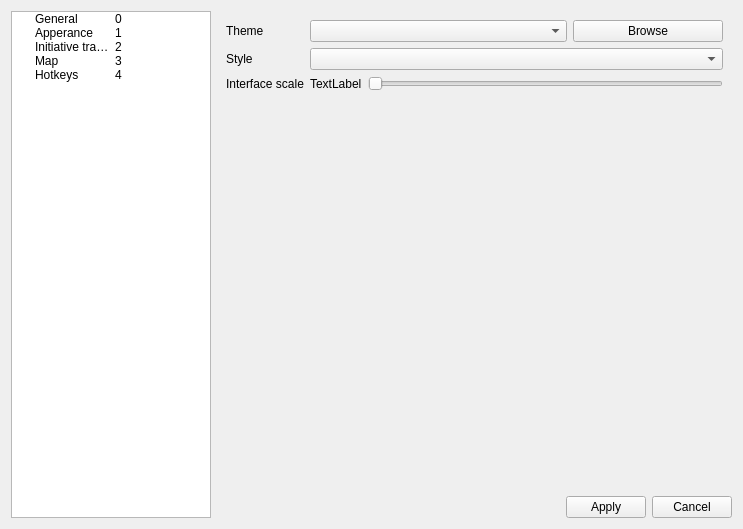
The window that settingsdialog.ui (Technohamster-py/dm-assist) describes before a commit, drawn with Qt 5.
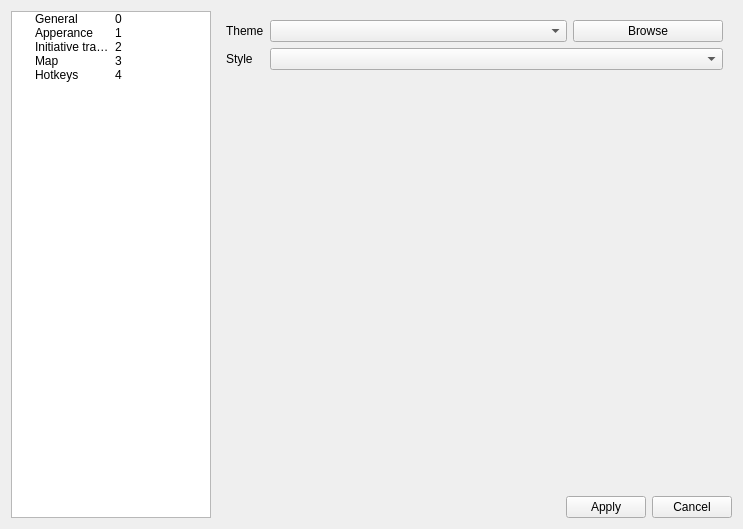
The same window after the commit. The open tabs and pages were chosen to show the change. Icons and pictures are not drawn.

Commit message:
Удален контроллер размера интерфейса
За ненадобностью

The edit to the form file:
```diff
--- a/settingsdialog.ui
+++ b/settingsdialog.ui
@@ -273,40 +273,6 @@
          <item row="1" column="1">
           <widget class="QComboBox" name="styleComboBox"/>
          </item>
-         <item row="2" column="0">
-          <widget class="QLabel" name="scaleLabel">
-           <property name="text">
-            <string>Interface scale</string>
-           </property>
-          </widget>
-         </item>
-         <item row="2" column="1">
-          <layout class="QHBoxLayout" name="horizontalLayout_5">
-           <item>
-            <widget class="QLabel" name="scaleValueLabel">
-             <property name="text">
-              <string>TextLabel</string>
-             </property>
-            </widget>
-           </item>
-           <item>
-            <widget class="QSlider" name="scaleSlider">
-             <property name="minimum">
-              <number>10</number>
-             </property>
-             <property name="maximum">
-              <number>300</number>
-             </property>
-             <property name="singleStep">
-              <number>10</number>
-             </property>
-             <property name="orientation">
-              <enum>Qt::Horizontal</enum>
-             </property>
-            </widget>
-           </item>
-          </layout>
-         </item>
         </layout>
        </widget>
        <widget class="QWidget" name="initiativePage">
```
Left out of the diff: 2 changed lines with no effect on the pictures. The commit also changes 2 other files.
